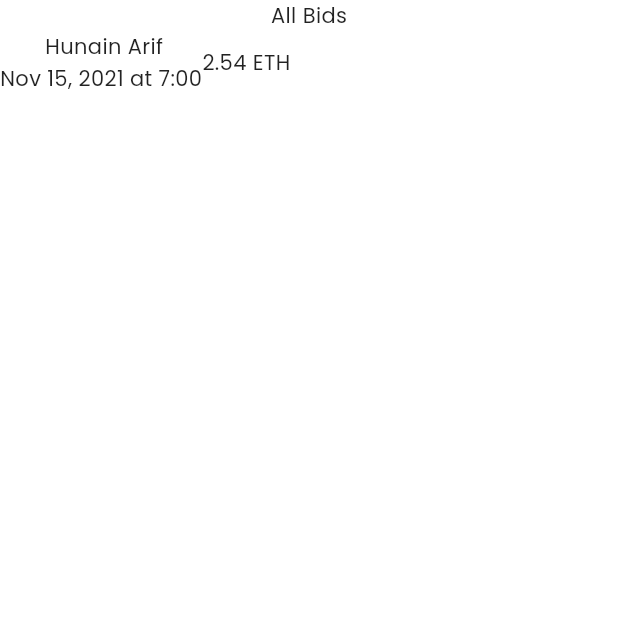
After one commit to tahaaslam1/ascension_mobile_app, a Flutter app: the ViewBidingScreen screen opened directly, on a phone screen of 412 x 824 dp, the top half of it. The commit adds this screen. Run offline on Flutter 3.47's test engine with Material 2 defaults, Android fonts, the light colour scheme and no system bars; our stand-ins replace auto_route, bloc, cached_network_image, carousel_slider, dio, dotted_border and 9 more; missing offline and left inert: iconify_flutter; accounts and stored records are empty; network calls fail; statements that could not run were skipped.

Commit message:
soime-changes

```diff
--- /dev/null
+++ b/lib/presentation/screens/view_biding_screen/view_biding_screen.dart
@@ -0,0 +1,36 @@
+import 'package:flutter/material.dart';
+import 'package:flutter/src/widgets/container.dart';
+import 'package:flutter/src/widgets/framework.dart';
+
+class ViewBidingScreen extends StatelessWidget {
+  static const route = 'view-biding-screen';
+  const ViewBidingScreen({super.key});
+
+  @override
+  Widget build(BuildContext context) {
+    return Scaffold(
+      body: Column(
+        children: [
+          Text("All Bids"),
+          Container(
+            child: Row(
+              children: [
+                Container(
+                  decoration:
+                      BoxDecoration(borderRadius: BorderRadius.circular(15)),
+                ),
+                Column(
+                  children: const [
+                    Text(" Hunain Arif"),
+                    Text("Nov 15, 2021 at 7:00"),
+                  ],
+                ),
+                const Text("2.54 ETH"),
+              ],
+            ),
+          )
+        ],
+      ),
+    );
+  }
+}
```
Also changed, not shown: lib/presentation/screens/home_screen/home_screen.dart (+32 -6 lines), lib/presentation/screens/playground_screen/playground_screen.dart (+4 -82 lines), lib/routes/router.dart (+15 -4 lines), lib/routes/router.gr.dart.
